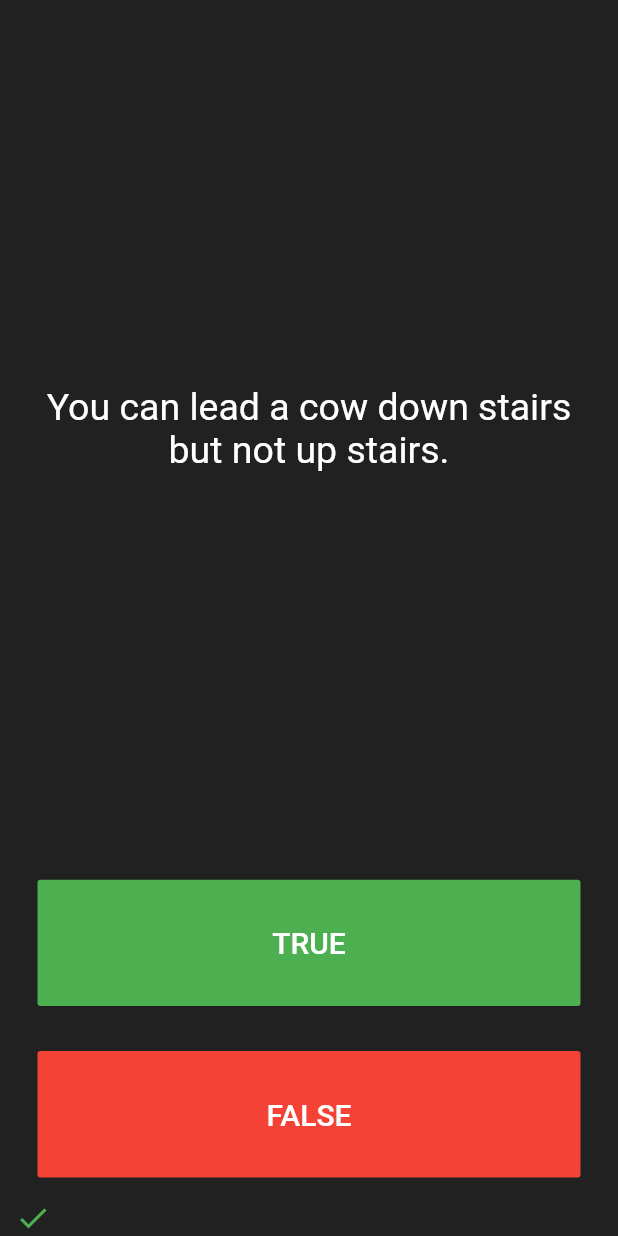
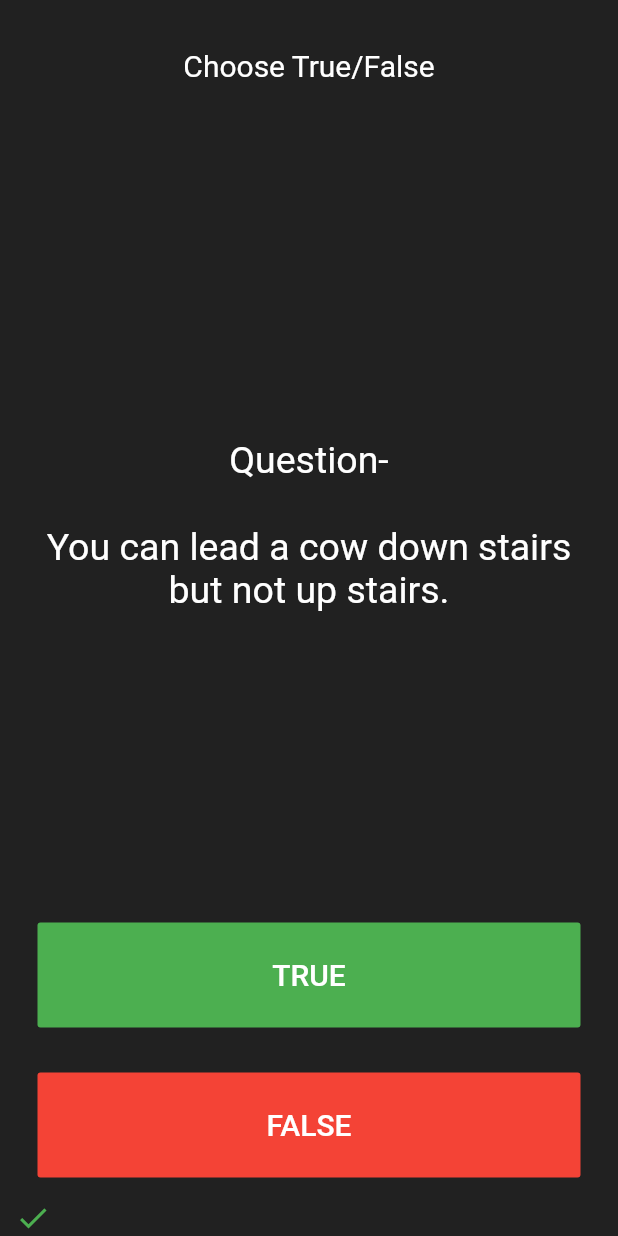
Before and after one commit to anu-1806/QuizApp, a Flutter app: the screen it shows after launch, after a tap on "TRUE", on a phone screen of 412 x 824 dp. Run offline on Flutter 3.47's test engine with Material 2 defaults, Android fonts, the phone set to English and light mode, and no system bars; our stand-ins replace rflutter_alert.

Commit message:
restart and score added

```diff
--- a/lib/QuesBank.dart
+++ b/lib/QuesBank.dart
@@ -44,4 +44,17 @@ class QuesBank {
   bool answer() {
     return _questionBank[_quesNumber].quesAnswer;
   }
+
+  bool isFinished() {
+    if (_quesNumber >= _questionBank.length - 1) {
+      print('Now returning true');
+      return true;
+    } else {
+      return false;
+    }
+  }
+
+  void reset() {
+    _quesNumber = 0;
+  }
 }
--- a/lib/main.dart
+++ b/lib/main.dart
@@ -1,13 +1,16 @@
 import 'package:flutter/material.dart';
 import 'package:quizApp/QuesBank.dart';
+import 'package:rflutter_alert/rflutter_alert.dart';
 
 QuesBank quesBank = QuesBank();
+int counter = 0;
 void main() => runApp(Quizzler());
 
 class Quizzler extends StatelessWidget {
   @override
   Widget build(BuildContext context) {
     return MaterialApp(
+      debugShowCheckedModeBanner: false,
       home: Scaffold(
         backgroundColor: Colors.grey.shade900,
         body: SafeArea(
@@ -34,12 +37,32 @@ class _QuizPageState extends State<QuizPage> {
     print(correctAnswer);
     print(userAnswer);
     setState(() {
-      if (userAnswer == correctAnswer) {
-        scoreKeeper.add(Icon(Icons.check, color: Colors.green));
+      if (quesBank.isFinished() == true) {
+        Alert(
+            context: context,
+            type: AlertType.error,
+            title: 'Finished!',
+            desc: 'You\'ve reached the end of the quiz. Your score is $counter',
+            buttons: [
+              DialogButton(
+                  child: Text('Restart'),
+                  onPressed: () {
+                    Navigator.pop(context);
+                  })
+            ]).show();
+
+        quesBank.reset();
+        counter = 0;
+        scoreKeeper = [];
       } else {
-        scoreKeeper.add(Icon(Icons.close, color: Colors.red));
+        if (userAnswer == correctAnswer) {
+          scoreKeeper.add(Icon(Icons.check, color: Colors.green));
+          counter += 1;
+        } else {
+          scoreKeeper.add(Icon(Icons.close, color: Colors.red));
+        }
+        quesBank.nextQuestion();
       }
-      quesBank.nextQuestion();
     });
   }
 
@@ -50,12 +73,25 @@ class _QuizPageState extends State<QuizPage> {
       crossAxisAlignment: CrossAxisAlignment.stretch,
       children: <Widget>[
         Expanded(
+          child: Padding(
+            padding: const EdgeInsets.all(32.0),
+            child: Text(
+              'Choose True/False',
+              textAlign: TextAlign.center,
+              style: TextStyle(
+                fontSize: 20.0,
+                color: Colors.white,
+              ),
+            ),
+          ),
+        ),
+        Expanded(
           flex: 5,
           child: Padding(
             padding: EdgeInsets.all(10.0),
             child: Center(
               child: Text(
-                quesBank.question(),
+                'Question- \n\n' + quesBank.question(),
                 textAlign: TextAlign.center,
                 style: TextStyle(
                   fontSize: 25.0,
```
Also changed, not shown: question-mark.jpg (added), 5 other files.
